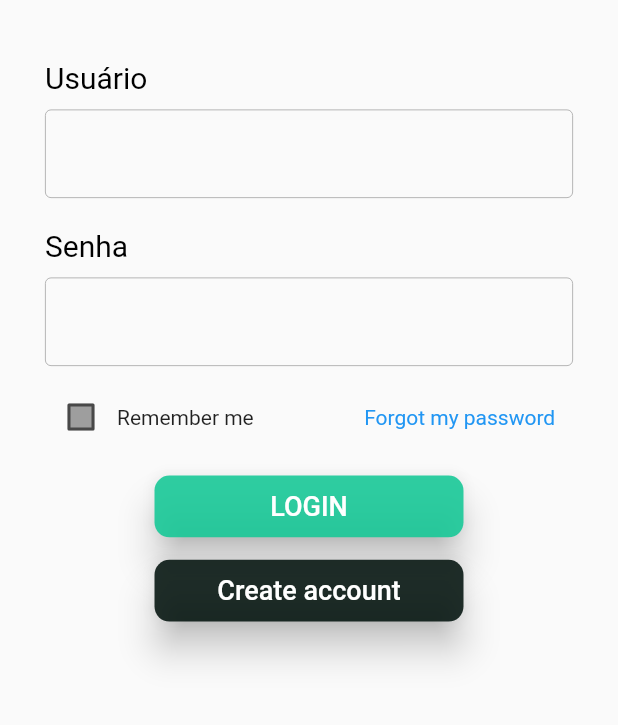
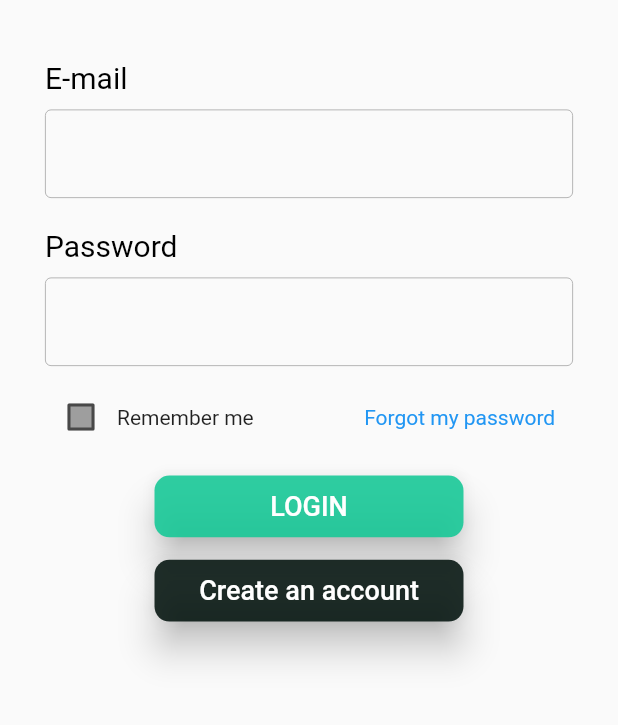
Before and after one commit to mattbrevis/login_template, a Flutter app: the screen it shows after launch, on a phone screen of 412 x 824 dp, the part 450-1175 px from its top. Run offline on Flutter 3.47's test engine with Material 2 defaults, Android fonts, the phone set to English and light mode, and no system bars.

```diff
--- a/lib/pages/intro/inicio_page.dart
+++ /dev/null
@@ -1,13 +0,0 @@
-import 'package:flutter/material.dart';
-
-class InicioPage extends StatelessWidget {
-  const InicioPage({Key? key}) : super(key: key);
-
-  @override
-  Widget build(BuildContext context) {
-    return Scaffold(
-      appBar: AppBar(title: const Text('Menu')),
-      body: Container(),
-    );
-  }
-}
--- a/lib/pages/intro/login_page.dart
+++ b/lib/pages/intro/login_page.dart
@@ -1,5 +1,6 @@
 import 'package:flutter/material.dart';
 import '../../models/usuario_model.dart';
+import '../../widget/custom_input.dart';
 import 'home_page.dart';
 import 'signup_page.dart';
 
@@ -11,41 +12,11 @@ class LoginPage extends StatefulWidget {
 }
 
 class LoginPageState extends State<LoginPage> {
-  TextEditingController usuarioController = TextEditingController();
-  TextEditingController senhaController = TextEditingController();
+  var userController = TextEditingController();
+  var passwordController = TextEditingController();
   bool sending = false;
   bool isChecked = false;
-  UsuarioModel userLogin = UsuarioModel();
-
-  Widget _entryField(
-      String title, bool isPassword, TextEditingController controller) {
-    return Container(
-      margin: const EdgeInsets.symmetric(vertical: 10),
-      child: Column(
-        crossAxisAlignment: CrossAxisAlignment.start,
-        children: <Widget>[
-          Text(
-            title,
-            style: const TextStyle(fontSize: 20, color: Colors.black),
-          ),
-          const SizedBox(
-            height: 10,
-          ),
-          TextFormField(
-              controller: controller,
-              obscureText: isPassword,
-              keyboardType: TextInputType.text,
-              textCapitalization: TextCapitalization.words,
-              textInputAction: TextInputAction.next,
-              cursorColor: Colors.black,
-              decoration: const InputDecoration(
-                enabledBorder: OutlineInputBorder(
-                    borderSide: BorderSide(width: 0.5, color: Colors.grey)),
-              ))
-        ],
-      ),
-    );
-  }
+  var userLogin = UsuarioModel();
 
   Widget createAccountButton(BuildContext context) {
     return SizedBox(
@@ -61,7 +32,7 @@ class LoginPageState extends State<LoginPage> {
           ),
         ),
         child: const Text(
-          'Create account',
+          'Create an account',
           style: TextStyle(color: Colors.white, fontSize: 18),
         ),
         onPressed: () {
@@ -101,8 +72,8 @@ class LoginPageState extends State<LoginPage> {
   Widget _emailPasswordWidget() {
     return Column(
       children: <Widget>[
-        _entryField("Usuário", false, usuarioController),
-        _entryField("Senha", true, senhaController),
+      MyCustomInput(title: 'E-mail', isPassword: false, controller: userController),
+        MyCustomInput(title: 'Password', isPassword: true, controller: passwordController),
         SizedBox(
           width: MediaQuery.of(context).size.width,
           child: Row(
--- a/lib/pages/intro/signup_page.dart
+++ b/lib/pages/intro/signup_page.dart
@@ -32,7 +32,7 @@ class SignUpPageState extends State<SignUpPage> {
               padding: const EdgeInsets.only(left: 0, top: 10, bottom: 10),
               child: const Icon(Icons.keyboard_arrow_left, color: Colors.black),
             ),
-            const Text('Voltar',
+            const Text('Back',
                 style: TextStyle(fontSize: 12, fontWeight: FontWeight.w500))
           ],
         ),
```
